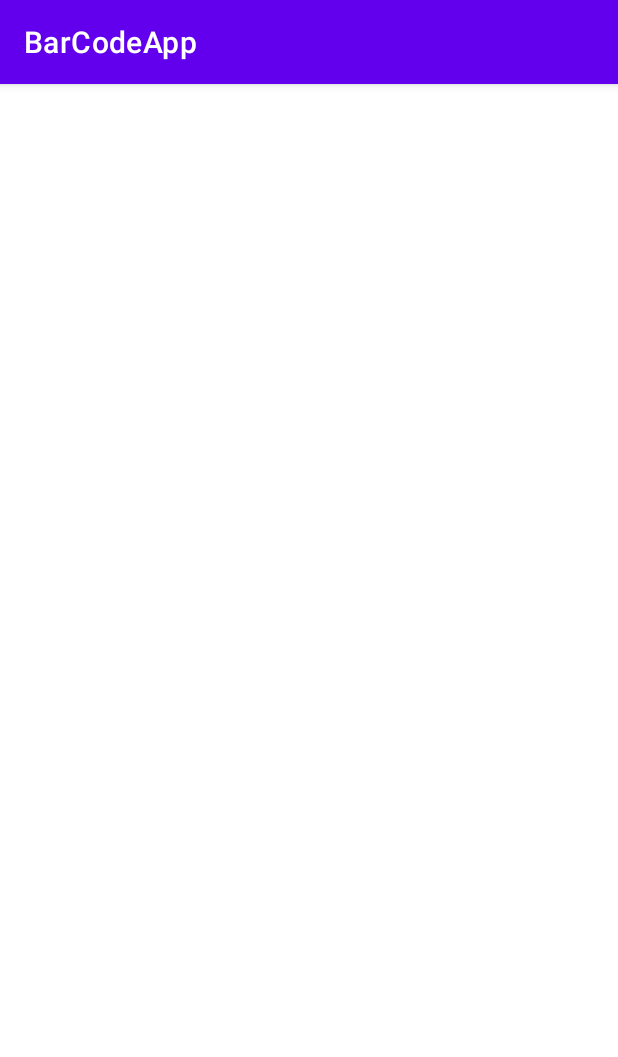
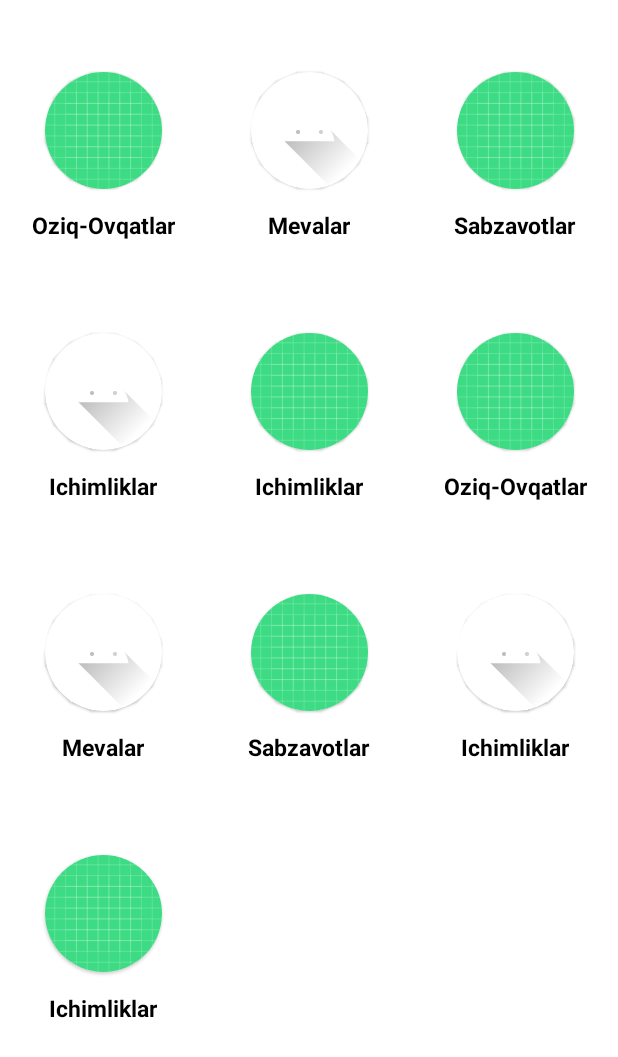
Before and after one commit to Azizxon8288/barcodeapp, an Android app: the screen it shows after launch (MainActivity), on a phone screen of 412 x 824 dp. Shown: the top 1057 px of the screen. Run offline under Robolectric (Android 15) with nearby library versions, the phone set to English and light mode, and no system bars; our stand-ins replace sdp/ssp sizes.

Commit message:
add Category.kt

```diff
--- a/app/build.gradle
+++ b/app/build.gradle
@@ -45,5 +45,7 @@ dependencies {
     implementation 'androidx.legacy:legacy-support-v4:1.0.0'
     testImplementation 'junit:junit:4.+'
     androidTestImplementation 'androidx.test.ext:junit:1.1.3'
+    implementation 'com.intuit.ssp:ssp-android:1.0.6'
+    implementation 'com.intuit.sdp:sdp-android:1.0.6'
     androidTestImplementation 'androidx.test.espresso:espresso-core:3.4.0'
 }
--- a/app/src/main/AndroidManifest.xml
+++ b/app/src/main/AndroidManifest.xml
@@ -1,6 +1,9 @@
 <?xml version="1.0" encoding="utf-8"?>
 <manifest xmlns:android="http://schemas.android.com/apk/res/android"
     package="com.example.barcodeapp">
+
+    <uses-permission android:name="android.permission.INTERNET" />
+    <uses-permission android:name="android.permission.CAMERA" />
 
     <application
         android:allowBackup="true"
@@ -9,6 +12,11 @@
         android:roundIcon="@mipmap/ic_launcher_round"
         android:supportsRtl="true"
         android:theme="@style/Theme.BarCodeApp">
+        <receiver
+            android:name=".broadCast.MyReceiver"
+            android:enabled="true"
+            android:exported="true"></receiver>
+
         <activity
             android:name=".MainActivity"
             android:exported="true">
--- a/app/src/main/java/com/example/barcodeapp/HomeFragment.kt
+++ b/app/src/main/java/com/example/barcodeapp/HomeFragment.kt
@@ -1,18 +1,24 @@
 package com.example.barcodeapp
 
+import android.content.BroadcastReceiver
 import android.os.Bundle
 import androidx.fragment.app.Fragment
 import android.view.LayoutInflater
 import android.view.View
 import android.view.ViewGroup
+import com.example.barcodeapp.adapters.CategoryAdapter
 import com.example.barcodeapp.databinding.FragmentHomeBinding
+import com.example.barcodeapp.models.Category
+import android.content.Intent
+import android.content.IntentFilter
+import com.example.barcodeapp.broadCast.MyReceiver
+
 
 private const val ARG_PARAM1 = "param1"
 private const val ARG_PARAM2 = "param2"
 
 
 class HomeFragment : Fragment() {
-    // TODO: Rename and change types of parameters
     private var param1: String? = null
     private var param2: String? = null
 
@@ -25,18 +31,44 @@ class HomeFragment : Fragment() {
     }
 
     private var _binding: FragmentHomeBinding? = null
+    private lateinit var categoryAdapter: CategoryAdapter
     private val binding get() = _binding!!
     override fun onCreateView(
         inflater: LayoutInflater, container: ViewGroup?,
         savedInstanceState: Bundle?
     ): View? {
         _binding = FragmentHomeBinding.inflate(inflater, container, false)
+        categoryAdapter = CategoryAdapter(loadData())
+        val intent = Intent("nlscan.action.SCANNER_TRIG")
+        intent.putExtra("SCAN_TIMEOUT", 4)
+        requireContext().sendBroadcast(intent)
+
+        val mFilter = IntentFilter("nlscan.action.SCANNER_RESULT");
+        val myReceiver = MyReceiver()
+        requireContext().registerReceiver(myReceiver, mFilter)
 
         binding.apply {
+            rv.adapter = categoryAdapter
+        }
 
-        }
+
         return binding.root
     }
 
 
+    private fun loadData(): List<Category> {
+        val list = ArrayList<Category>()
+        list.add(Category("Oziq-Ovqatlar", R.drawable.ic_launcher_background))
+        list.add(Category("Mevalar", R.drawable.ic_launcher_foreground))
+        list.add(Category("Sabzavotlar", R.drawable.ic_launcher_background))
+        list.add(Category("Ichimliklar", R.drawable.ic_launcher_foreground))
+        list.add(Category("Ichimliklar", R.drawable.ic_launcher_background))
+        list.add(Category("Oziq-Ovqatlar", R.drawable.ic_launcher_background))
+        list.add(Category("Mevalar", R.drawable.ic_launcher_foreground))
+        list.add(Category("Sabzavotlar", R.drawable.ic_launcher_background))
+        list.add(Category("Ichimliklar", R.drawable.ic_launcher_foreground))
+        list.add(Category("Ichimliklar", R.drawable.ic_launcher_background))
+        return list
+    }
+
 }
--- /dev/null
+++ b/app/src/main/java/com/example/barcodeapp/adapters/CategoryAdapter.kt
@@ -0,0 +1,38 @@
+package com.example.barcodeapp.adapters
+
+import android.view.LayoutInflater
+import android.view.ViewGroup
+import androidx.recyclerview.widget.RecyclerView
+import com.example.barcodeapp.databinding.ItemCategoryBinding
+import com.example.barcodeapp.models.Category
+
+class CategoryAdapter(var list: List<Category>) :
+    RecyclerView.Adapter<CategoryAdapter.MyViewHolder>() {
+    inner class MyViewHolder(var itemCategoryBinding: ItemCategoryBinding) :
+        RecyclerView.ViewHolder(itemCategoryBinding.root) {
+        fun onBind(category: Category) {
+            itemCategoryBinding.apply {
+                tv.text = category.name
+                image.setImageResource(category.image)
+            }
+        }
+    }
+
+    override fun onCreateViewHolder(parent: ViewGroup, viewType: Int): MyViewHolder {
+        return MyViewHolder(
+            ItemCategoryBinding.inflate(
+                LayoutInflater.from(parent.context),
+                parent,
+                false
+            )
+        )
+    }
+
+    override fun onBindViewHolder(holder: MyViewHolder, position: Int) {
+        holder.onBind(list[position])
+    }
+
+    override fun getItemCount(): Int = list.size
+
+
+}
--- /dev/null
+++ b/app/src/main/java/com/example/barcodeapp/broadCast/MyReceiver.kt
@@ -0,0 +1,22 @@
+package com.example.barcodeapp.broadCast
+
+import android.content.BroadcastReceiver
+import android.content.Context
+import android.content.Intent
+import android.util.Log
+import android.widget.Toast
+
+class MyReceiver : BroadcastReceiver() {
+    private val TAG = "MyReceiver"
+    override fun onReceive(context: Context, intent: Intent) {
+        val scanResult1 = intent.getStringExtra("SCAN_BARCODE1")
+        val scanStatus = intent.getStringExtra("SCAN_STATE")
+        if ("ok" == scanStatus) {
+            Log.d(TAG, "onReceive: $scanResult1")
+            Toast.makeText(context, scanResult1, Toast.LENGTH_SHORT).show()
+        } else {
+            Log.d(TAG, "onReceive: Uxshamadi")
+            Toast.makeText(context, "uxshamadi", Toast.LENGTH_SHORT).show()
+        }
+    }
+}
--- /dev/null
+++ b/app/src/main/java/com/example/barcodeapp/models/Category.kt
@@ -0,0 +1,5 @@
+package com.example.barcodeapp.models
+
+import java.io.Serializable
+
+data class Category(var name: String, var image: Int) : Serializable
--- a/app/src/main/res/layout/fragment_home.xml
+++ b/app/src/main/res/layout/fragment_home.xml
@@ -1,14 +1,21 @@
 <?xml version="1.0" encoding="utf-8"?>
-<FrameLayout xmlns:android="http://schemas.android.com/apk/res/android"
+<androidx.constraintlayout.widget.ConstraintLayout xmlns:android="http://schemas.android.com/apk/res/android"
+    xmlns:app="http://schemas.android.com/apk/res-auto"
     xmlns:tools="http://schemas.android.com/tools"
     android:layout_width="match_parent"
     android:layout_height="match_parent"
     tools:context=".HomeFragment">
 
-    <!-- TODO: Update blank fragment layout -->
-    <TextView
+    <androidx.recyclerview.widget.RecyclerView
+        android:id="@+id/rv"
         android:layout_width="match_parent"
         android:layout_height="match_parent"
-        android:text="@string/hello_blank_fragment" />
+        app:layoutManager="androidx.recyclerview.widget.GridLayoutManager"
+        app:layout_constraintBottom_toBottomOf="parent"
+        app:layout_constraintLeft_toLeftOf="parent"
+        app:layout_constraintRight_toRightOf="parent"
+        app:layout_constraintTop_toTopOf="parent"
+        app:spanCount="3"
+        tools:listitem="@layout/item_category" />
 
-</FrameLayout>
+</androidx.constraintlayout.widget.ConstraintLayout>
--- /dev/null
+++ b/app/src/main/res/layout/item_category.xml
@@ -0,0 +1,40 @@
+<?xml version="1.0" encoding="utf-8"?>
+<androidx.constraintlayout.widget.ConstraintLayout xmlns:android="http://schemas.android.com/apk/res/android"
+    xmlns:app="http://schemas.android.com/apk/res-auto"
+    android:layout_width="match_parent"
+    android:layout_height="wrap_content">
+
+
+    <com.google.android.material.card.MaterialCardView
+        android:id="@+id/card"
+        android:layout_width="@dimen/_60sdp"
+        android:layout_height="@dimen/_60sdp"
+        app:cardCornerRadius="@dimen/_30sdp"
+        app:cardElevation="1dp"
+        app:layout_constraintBottom_toBottomOf="parent"
+        app:layout_constraintLeft_toLeftOf="parent"
+        app:layout_constraintRight_toRightOf="parent"
+        app:layout_constraintTop_toTopOf="parent">
+
+        <ImageView
+            android:id="@+id/image"
+            android:layout_width="match_parent"
+            android:layout_height="match_parent"
+            android:scaleType="centerCrop"
+            android:src="@drawable/ic_launcher_foreground" />
+    </com.google.android.material.card.MaterialCardView>
+
+    <TextView
+        android:id="@+id/tv"
+        android:layout_width="wrap_content"
+        android:layout_height="wrap_content"
+        android:layout_marginVertical="@dimen/_10sdp"
+        android:text="Oziq-Ovqatlar"
+        android:textColor="@color/black"
+        android:textSize="@dimen/_12ssp"
+        android:textStyle="bold"
+        app:layout_constraintBottom_toBottomOf="parent"
+        app:layout_constraintLeft_toLeftOf="parent"
+        app:layout_constraintRight_toRightOf="parent"
+        app:layout_constraintTop_toBottomOf="@id/card" />
+</androidx.constraintlayout.widget.ConstraintLayout>
--- a/app/src/main/res/values-night/themes.xml
+++ b/app/src/main/res/values-night/themes.xml
@@ -1,6 +1,6 @@
 <resources xmlns:tools="http://schemas.android.com/tools">
     <!-- Base application theme. -->
-    <style name="Theme.BarCodeApp" parent="Theme.MaterialComponents.DayNight.DarkActionBar">
+    <style name="Theme.BarCodeApp" parent="Theme.MaterialComponents.DayNight.NoActionBar">
         <!-- Primary brand color. -->
         <item name="colorPrimary">@color/purple_200</item>
         <item name="colorPrimaryVariant">@color/purple_700</item>
--- a/app/src/main/res/values/themes.xml
+++ b/app/src/main/res/values/themes.xml
@@ -1,6 +1,6 @@
 <resources xmlns:tools="http://schemas.android.com/tools">
     <!-- Base application theme. -->
-    <style name="Theme.BarCodeApp" parent="Theme.MaterialComponents.DayNight.DarkActionBar">
+    <style name="Theme.BarCodeApp" parent="Theme.MaterialComponents.DayNight.NoActionBar">
         <!-- Primary brand color. -->
         <item name="colorPrimary">@color/purple_500</item>
         <item name="colorPrimaryVariant">@color/purple_700</item>
```
